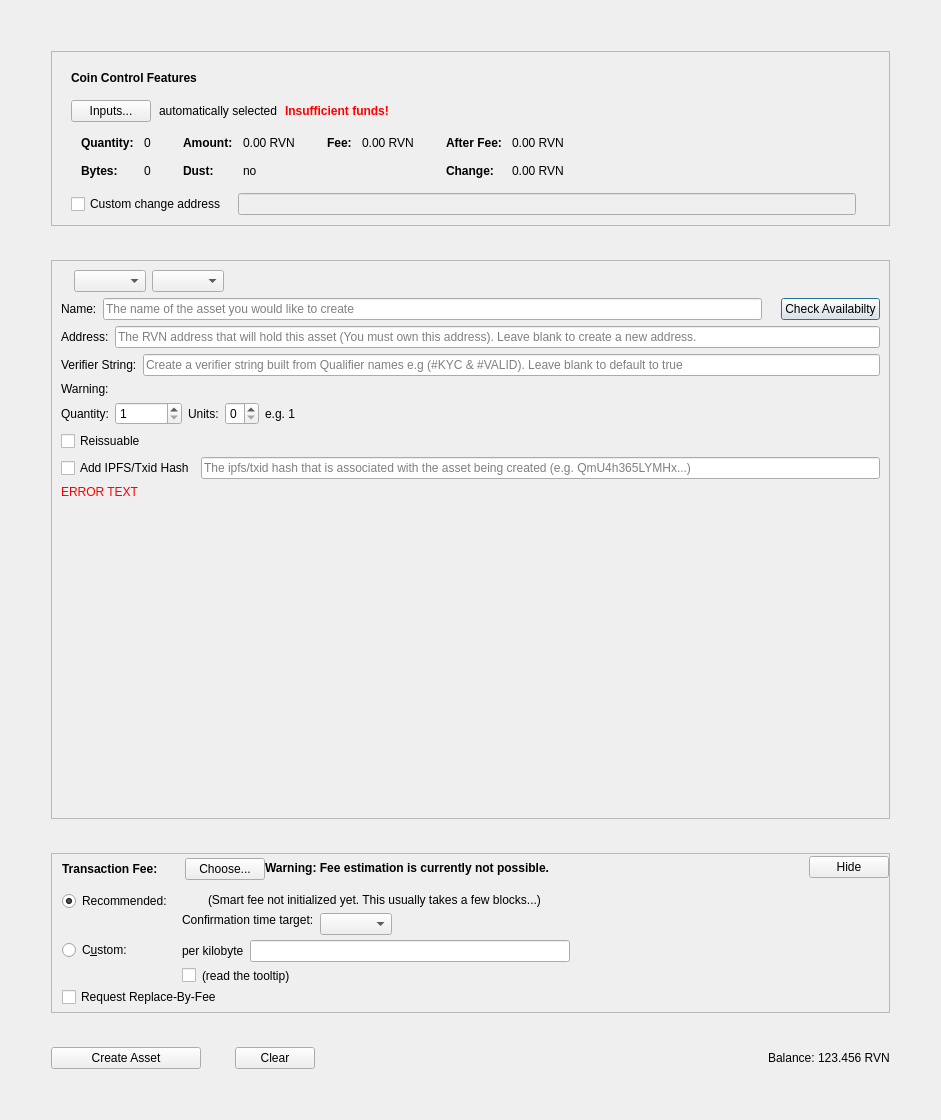
Old version of the form src/qt/forms/createassetdialog.ui in the repository RavenProject/Ravencoin.
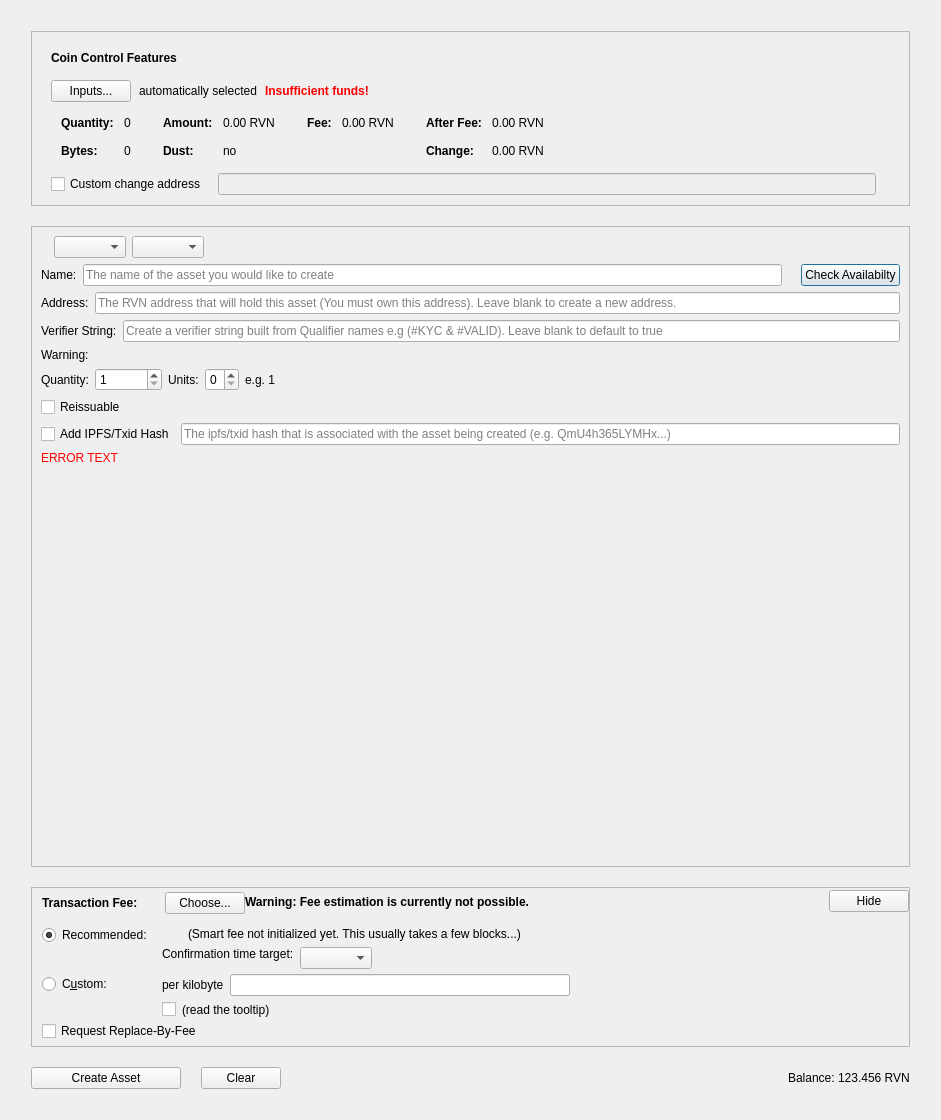
New version of the form. Custom widgets are drawn as their Qt base class.

Commit message:
gui: minimum sizes and margins
    * Increase minimum window size to 1024x700
    * Adjust layouts most pages, to be usable at the new minimum window size.
    * Most marings are reduced.

What changed in the file:
```diff
--- a/src/qt/forms/createassetdialog.ui
+++ b/src/qt/forms/createassetdialog.ui
@@ -32,19 +32,19 @@
    <item>
     <layout class="QVBoxLayout" name="verticalLayout_5">
      <property name="spacing">
-      <number>34</number>
+      <number>20</number>
      </property>
      <property name="leftMargin">
-      <number>40</number>
+      <number>20</number>
      </property>
      <property name="topMargin">
-      <number>40</number>
+      <number>20</number>
      </property>
      <property name="rightMargin">
-      <number>40</number>
+      <number>20</number>
      </property>
      <property name="bottomMargin">
-      <number>40</number>
+      <number>20</number>
      </property>
      <item>
       <widget class="QFrame" name="frameCoinControl">
@@ -593,6 +593,12 @@
      </item>
      <item>
       <widget class="QFrame" name="frameAssetData">
+       <property name="minimumSize">
+        <size>
+         <width>0</width>
+         <height>220</height>
+        </size>
+       </property>
        <property name="frameShape">
         <enum>QFrame::StyledPanel</enum>
        </property>
```
The commit also changes 6 other files.
